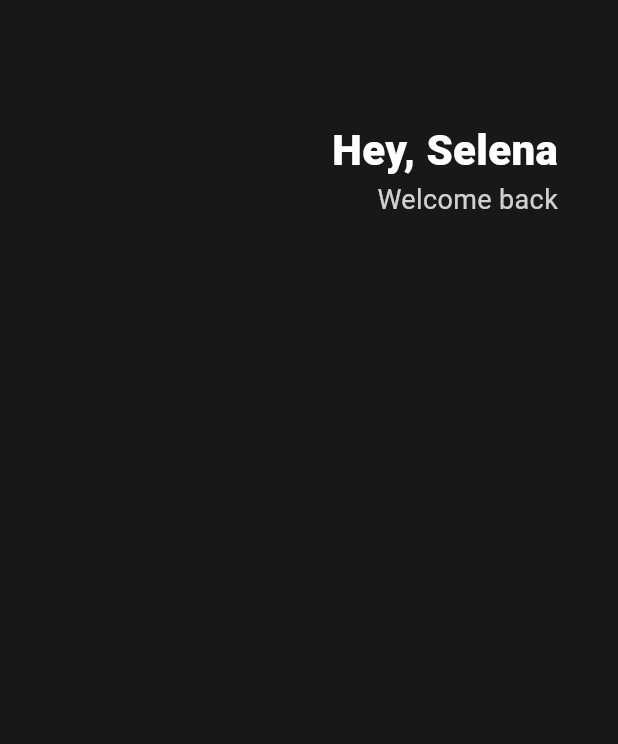
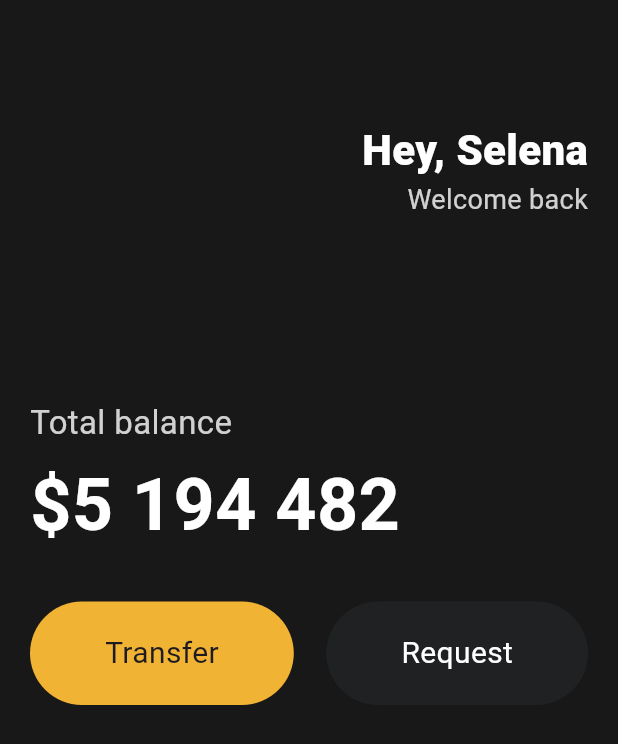
Before and after one commit to jsy6265/Flutter, a Flutter app: the screen it shows after launch, on a phone screen of 412 x 824 dp. Shown: the top 744 px of the screen. Run offline on Flutter 3.47's test engine with Material 3 defaults, Android fonts, the phone set to English and light mode, and no system bars.

Commit message:
컨테이너 실습

```diff
--- a/lib/main.dart
+++ b/lib/main.dart
@@ -12,11 +12,13 @@
         backgroundColor: Color(0xFF181818), // 커스텀 색상 쓰는법 Color(0xFF + 색 코드)
         // home의 배경색을 지정하는 위젯 타입의 파라미터, Colors.원하는 색.그림자
         body: Padding(
-          padding: EdgeInsets.symmetric(horizontal: 40),
+          padding: EdgeInsets.symmetric(horizontal: 20),
           //Row : 서로 옆에 놓고 싶을 때, Column : 서로 위 아래로 놓고 싶을 때
           child: Column(
+            crossAxisAlignment: CrossAxisAlignment.start,
             children: [
-              SizedBox( // 빈공간 만들기?
+              const SizedBox(
+                // 빈공간 만들기?
                 height: 80,
               ),
               Row(
@@ -27,7 +29,7 @@
                     crossAxisAlignment: CrossAxisAlignment.end,
                     // Column의 MainAxis는 수직방향, CrossAixs는 수평방향
                     children: [
-                      Text(
+                      const Text(
                         "Hey, Selena",
                         style: TextStyle(
                           color: Colors.white,
@@ -44,6 +46,67 @@
                         ),
                       ),
                     ],
+                  ),
+                ],
+              ),
+              const SizedBox(
+                height: 120,
+              ),
+              Text(
+                "Total balance",
+                style: TextStyle(
+                  fontSize: 22,
+                  color: Colors.white.withOpacity(0.8),
+                ),
+              ),
+              const SizedBox(
+                height: 5,
+              ),
+              const Text(
+                "\$5 194 482",
+                style: TextStyle(
+                  fontSize: 48,
+                  fontWeight: FontWeight.w600,
+                  color: Colors.white,
+                ),
+              ),
+              const SizedBox(
+                height: 30,
+              ),
+              Row(
+                mainAxisAlignment: MainAxisAlignment.spaceBetween,
+                children: [
+                  Container(
+                    // child를 가지는 단순한 Box, div라고 생각하면 됨
+                    decoration: BoxDecoration(
+                      // 말그대로 Container를 꾸미는 요소, CSS?
+                      color: const Color(0xFFF1B333),
+                      borderRadius: BorderRadius.circular(45),
+                    ),
+                    child: const Padding(
+                      padding:
+                          EdgeInsets.symmetric(vertical: 20, horizontal: 50),
+                      child: Text(
+                        "Transfer",
+                        style: TextStyle(fontSize: 20),
+                      ),
+                    ),
+                  ),
+                  Container(
+                    // child를 가지는 단순한 Box, div라고 생각하면 됨
+                    decoration: BoxDecoration(
+                      // 말그대로 Container를 꾸미는 요소, CSS?
+                      color: const Color(0xFF1F2123),
+                      borderRadius: BorderRadius.circular(45),
+                    ),
+                    child: const Padding(
+                      padding:
+                          EdgeInsets.symmetric(vertical: 20, horizontal: 50),
+                      child: Text(
+                        "Request",
+                        style: TextStyle(color: Colors.white, fontSize: 20),
+                      ),
+                    ),
                   )
                 ],
               )
```
